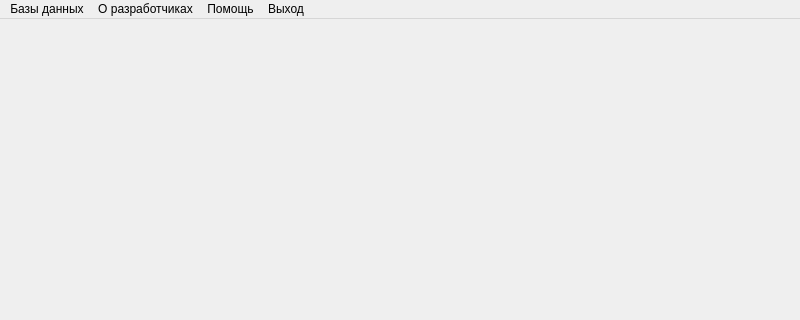
Before: the Qt Designer form gui/MainWindow.ui in Kroshy1984/MIOM, drawn with Qt 5; both pictures show x 0 to 800 and y 0 to 320 of the 800 by 600 pixel window.
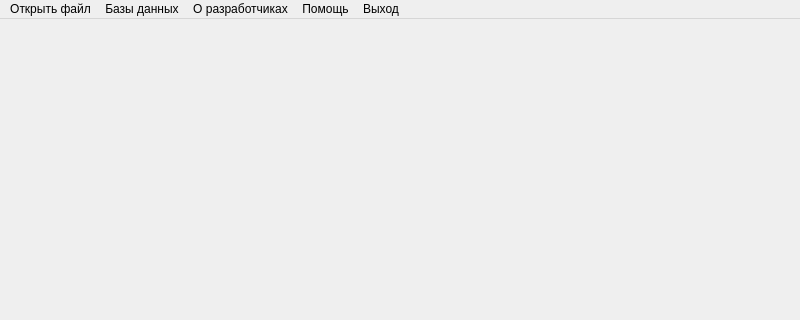
After: the same form once the commit is applied.

```diff
--- a/gui/MainWindow.ui
+++ b/gui/MainWindow.ui
@@ -45,6 +45,12 @@
      <string>Выход</string>
     </property>
    </widget>
+   <widget class="QMenu" name="menu_5">
+    <property name="title">
+     <string>Открыть файл</string>
+    </property>
+   </widget>
+   <addaction name="menu_5"/>
    <addaction name="menu"/>
    <addaction name="menu_2"/>
    <addaction name="menu_3"/>
```
Left out of the diff: 2 changed lines with no effect on the pictures.
